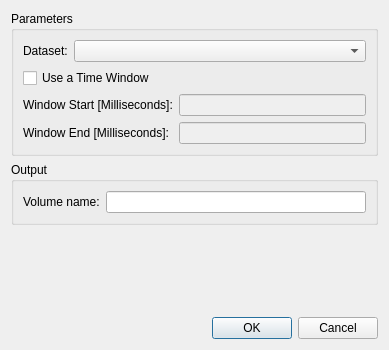
Old version of the form ProzessUI/amplitudevolumedialog.ui in the repository fsoos74/su.
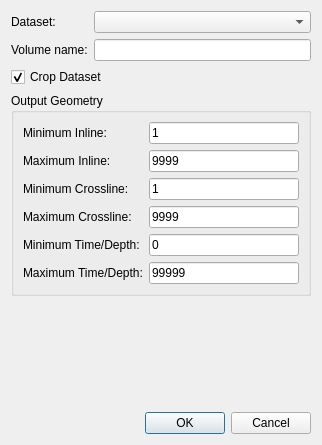
New version of the form.

Commit message: commit many changes after long time

Patch:
```diff
--- a/ProzessUI/amplitudevolumedialog.ui
+++ b/ProzessUI/amplitudevolumedialog.ui
@@ -6,8 +6,8 @@
    <rect>
     <x>0</x>
     <y>0</y>
-    <width>389</width>
-    <height>350</height>
+    <width>322</width>
+    <height>445</height>
    </rect>
   </property>
   <property name="windowTitle">
@@ -15,21 +15,15 @@
   </property>
   <layout class="QVBoxLayout" name="verticalLayout">
    <item>
-    <widget class="QGroupBox" name="groupBox">
-     <property name="title">
-      <string>Parameters</string>
-     </property>
-     <layout class="QGridLayout" name="gridLayout">
-      <item row="0" column="0" colspan="2">
-       <layout class="QHBoxLayout" name="horizontalLayout">
-        <item>
+    <layout class="QGridLayout" name="gridLayout_2">
+     <item row="0" column="0">
          <widget class="QLabel" name="label_3">
           <property name="text">
            <string>Dataset:</string>
           </property>
          </widget>
         </item>
-        <item>
+     <item row="0" column="1">
          <widget class="QComboBox" name="cbDataset">
           <property name="sizePolicy">
            <sizepolicy hsizetype="Expanding" vsizetype="Fixed">
@@ -39,61 +33,129 @@
           </property>
          </widget>
         </item>
-       </layout>
-      </item>
       <item row="1" column="0">
-       <widget class="QCheckBox" name="cbTimeWindow">
+      <widget class="QLabel" name="label">
         <property name="text">
-         <string>Use a Time Window</string>
+        <string>Volume name:</string>
         </property>
        </widget>
       </item>
+     <item row="1" column="1">
+      <widget class="QLineEdit" name="leVolumeName"/>
+     </item>
+    </layout>
+   </item>
+   <item>
+    <widget class="QCheckBox" name="cbCrop">
+     <property name="text">
+      <string>Crop Dataset</string>
+     </property>
+     <property name="checked">
+      <bool>true</bool>
+     </property>
+    </widget>
+   </item>
+   <item>
+    <widget class="QGroupBox" name="groupBox">
+     <property name="enabled">
+      <bool>true</bool>
+     </property>
+     <property name="title">
+      <string>Output Geometry</string>
+     </property>
+     <layout class="QGridLayout" name="gridLayout">
       <item row="2" column="0">
+       <widget class="QLabel" name="label_7">
+        <property name="text">
+         <string>Minimum Crossline:</string>
+        </property>
+       </widget>
+      </item>
+      <item row="1" column="0">
+       <widget class="QLabel" name="label_5">
+        <property name="text">
+         <string>Maximum Inline:</string>
+        </property>
+       </widget>
+      </item>
+      <item row="4" column="0">
        <widget class="QLabel" name="label_2">
         <property name="text">
-         <string>Window Start [Milliseconds]:</string>
+         <string>Minimum Time/Depth:</string>
         </property>
        </widget>
       </item>
-      <item row="2" column="1">
-       <widget class="QLineEdit" name="leWindowStart">
+      <item row="4" column="1">
+       <widget class="QLineEdit" name="leMinZ">
         <property name="enabled">
+         <bool>true</bool>
+        </property>
+        <property name="text">
+         <string>0</string>
+        </property>
+        <property name="readOnly">
          <bool>false</bool>
         </property>
        </widget>
       </item>
-      <item row="3" column="0">
+      <item row="5" column="0">
        <widget class="QLabel" name="label_6">
         <property name="text">
-         <string>Window End [Milliseconds]:</string>
+         <string>Maximum Time/Depth:</string>
+        </property>
+       </widget>
+      </item>
+      <item row="5" column="1">
+       <widget class="QLineEdit" name="leMaxZ">
+        <property name="enabled">
+         <bool>true</bool>
+        </property>
+        <property name="text">
+         <string>99999</string>
+        </property>
+       </widget>
+      </item>
+      <item row="0" column="0">
+       <widget class="QLabel" name="label_4">
+        <property name="text">
+         <string>Minimum Inline:</string>
         </property>
        </widget>
       </item>
       <item row="3" column="1">
-       <widget class="QLineEdit" name="leWindowEnd">
-        <property name="enabled">
-         <bool>false</bool>
+       <widget class="QLineEdit" name="leMaxXline">
+        <property name="text">
+         <string>9999</string>
         </property>
        </widget>
       </item>
-     </layout>
-    </widget>
-   </item>
-   <item>
-    <widget class="QGroupBox" name="groupBox_2">
-     <property name="title">
-      <string>Output</string>
-     </property>
-     <layout class="QHBoxLayout" name="horizontalLayout_2">
-      <item>
-       <widget class="QLabel" name="label">
+      <item row="0" column="1">
+       <widget class="QLineEdit" name="leMinIline">
+        <property name="text">
+         <string>1</string>
+        </property>
+       </widget>
+      </item>
+      <item row="2" column="1">
+       <widget class="QLineEdit" name="leMinXline">
+        <property name="text">
+         <string>1</string>
+        </property>
+       </widget>
+      </item>
+      <item row="1" column="1">
+       <widget class="QLineEdit" name="leMaxIline">
         <property name="text">
-         <string>Volume name:</string>
+         <string>9999</string>
         </property>
        </widget>
       </item>
-      <item>
-       <widget class="QLineEdit" name="leVolumeName"/>
+      <item row="3" column="0">
+       <widget class="QLabel" name="label_8">
+        <property name="text">
+         <string>Maximum Crossline:</string>
+        </property>
+       </widget>
       </item>
      </layout>
     </widget>
```
Left out of the diff: 18 changed lines with no effect on the pictures. Lines whose indentation alone changed are shown as unchanged. The commit also changes 478 other files.
